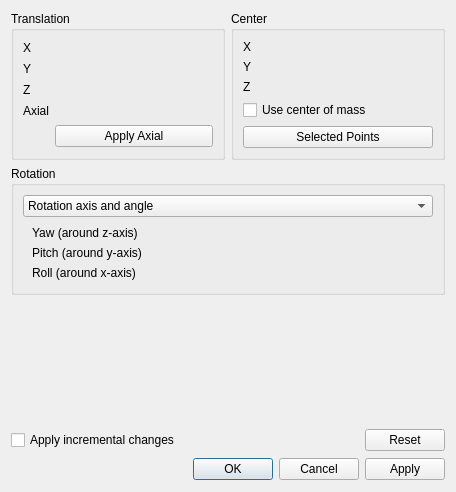
Qt form src/Gui/Placement.ui (southseact-3d/fcd) before a commit.
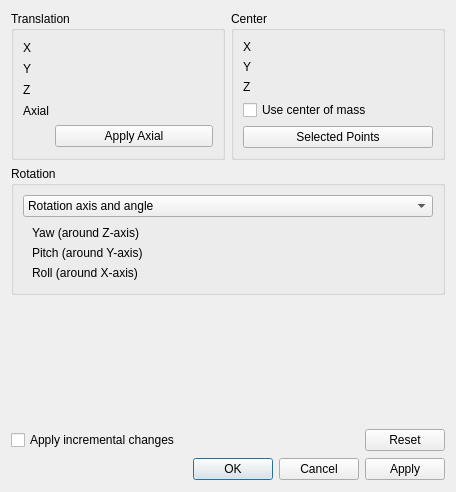
The same form after that commit. Custom widgets are drawn as their Qt base class.

```diff
--- a/src/Gui/Placement.ui
+++ b/src/Gui/Placement.ui
@@ -357,7 +357,7 @@
                </sizepolicy>
               </property>
               <property name="text">
-               <string>Yaw (around z-axis)</string>
+               <string>Yaw (around Z-axis)</string>
               </property>
              </widget>
             </item>
@@ -377,7 +377,7 @@
                </sizepolicy>
               </property>
               <property name="text">
-               <string>Pitch (around y-axis)</string>
+               <string>Pitch (around Y-axis)</string>
               </property>
              </widget>
             </item>
@@ -397,7 +397,7 @@
                </sizepolicy>
               </property>
               <property name="text">
-               <string>Roll (around x-axis)</string>
+               <string>Roll (around X-axis)</string>
               </property>
              </widget>
             </item>
```
Left out of the diff: 6 changed lines with no effect on the pictures.
